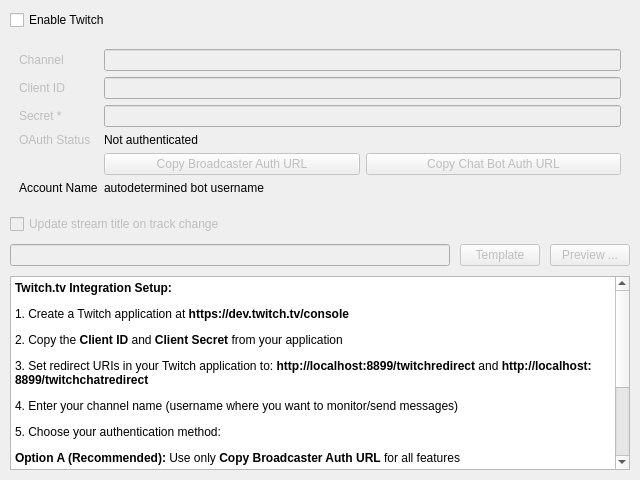
This is nowplaying/resources/ui/twitch.ui in whatsnowplaying/whats-now-playing as Qt 5 draws it before an edit. The edited form follows.
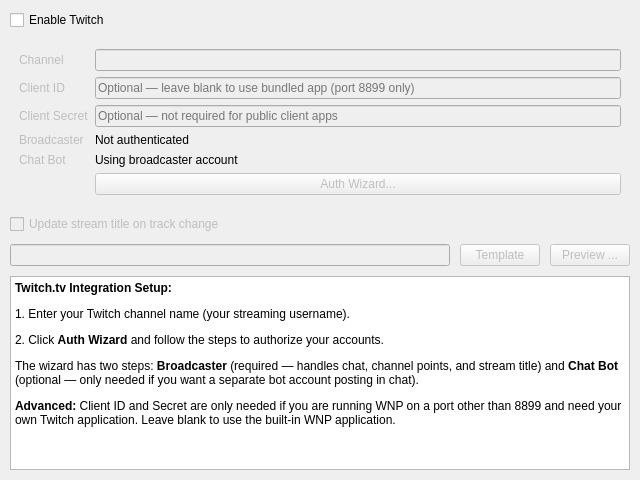
This is the edited form.

Commit message: feat: Twitch OAuth2 implicit grant for bundled client ID (#1775)

The edit to the form file:
```diff
--- a/nowplaying/resources/ui/twitch.ui
+++ b/nowplaying/resources/ui/twitch.ui
@@ -68,6 +68,9 @@
         <property name="enabled">
          <bool>false</bool>
         </property>
+        <property name="placeholderText">
+         <string>Optional — leave blank to use bundled app (port 8899 only)</string>
+        </property>
        </widget>
       </item>
       <item row="2" column="0">
@@ -76,7 +79,7 @@
          <bool>false</bool>
         </property>
         <property name="text">
-         <string>Secret *</string>
+         <string>Client Secret</string>
         </property>
        </widget>
       </item>
@@ -88,6 +91,9 @@
         <property name="echoMode">
          <enum>QLineEdit::Password</enum>
         </property>
+        <property name="placeholderText">
+         <string>Optional — not required for public client apps</string>
+        </property>
        </widget>
       </item>
       <item row="3" column="0">
@@ -96,7 +102,7 @@
          <bool>false</bool>
         </property>
         <property name="text">
-         <string>OAuth Status</string>
+         <string>Broadcaster</string>
         </property>
        </widget>
       </item>
@@ -110,53 +116,36 @@
         </property>
        </widget>
       </item>
+      <item row="4" column="0">
+       <widget class="QLabel" name="chat_label">
+        <property name="enabled">
+         <bool>false</bool>
+        </property>
+        <property name="text">
+         <string>Chat Bot</string>
+        </property>
+       </widget>
+      </item>
       <item row="4" column="1">
-       <layout class="QHBoxLayout" name="auth_buttons_layout">
-        <item>
-         <widget class="QPushButton" name="copy_broadcaster_auth_button">
-          <property name="enabled">
-           <bool>false</bool>
-          </property>
-          <property name="text">
-           <string>Copy Broadcaster Auth URL</string>
-          </property>
-          <property name="toolTip">
-           <string>Copy broadcaster authentication URL to clipboard. Use this for your main streaming account that will handle channel points redemptions and API access.</string>
-          </property>
-         </widget>
-        </item>
-        <item>
-         <widget class="QPushButton" name="copy_chat_auth_button">
-          <property name="enabled">
-           <bool>false</bool>
-          </property>
-          <property name="text">
-           <string>Copy Chat Bot Auth URL</string>
-          </property>
-          <property name="toolTip">
-           <string>Copy chat bot authentication URL to clipboard. Use this for a separate bot account that will only handle chat messages. Optional - leave empty to use broadcaster account for chat.</string>
-          </property>
-         </widget>
-        </item>
-       </layout>
-      </item>
-      <item row="5" column="0">
-       <widget class="QLabel" name="chatbot_username_label">
-        <property name="enabled">
-         <bool>true</bool>
-        </property>
+       <widget class="QLabel" name="chat_status_label">
         <property name="text">
-         <string>Account Name</string>
+         <string>Using broadcaster account</string>
+        </property>
+        <property name="textFormat">
+         <enum>Qt::PlainText</enum>
         </property>
        </widget>
       </item>
       <item row="5" column="1">
-       <widget class="QLabel" name="chatbot_username_line">
+       <widget class="QPushButton" name="authenticate_button">
+        <property name="enabled">
+         <bool>false</bool>
+        </property>
         <property name="text">
-         <string>autodetermined bot username</string>
+         <string>Auth Wizard...</string>
         </property>
-        <property name="textFormat">
-         <enum>Qt::PlainText</enum>
+        <property name="toolTip">
+         <string>Opens the wizard to authorize your Twitch accounts. Step 1: broadcaster account (required). Step 2: separate chat bot account (optional — skip to use the broadcaster account for chat).</string>
         </property>
        </widget>
       </item>
@@ -221,16 +210,10 @@
 li.checked::marker { content: &quot;\2612&quot;; }
 &lt;/style&gt;&lt;/head&gt;&lt;body&gt;
 &lt;p style=&quot;margin-top:12px; margin-bottom:12px; margin-left:0px; margin-right:0px; -qt-block-indent:0; text-indent:0px&quot;&gt;&lt;span style=&quot;font-weight: 700&quot;&gt;Twitch.tv Integration Setup:&lt;/span&gt;&lt;/p&gt;
-&lt;p style=&quot;margin-top:12px; margin-bottom:12px; margin-left:0px; margin-right:0px; -qt-block-indent:0; text-indent:0px&quot;&gt;1. Create a Twitch application at &lt;span style=&quot;font-weight: 700&quot;&gt;https://dev.twitch.tv/console&lt;/span&gt;&lt;/p&gt;
-&lt;p style=&quot;margin-top:12px; margin-bottom:12px; margin-left:0px; margin-right:0px; -qt-block-indent:0; text-indent:0px&quot;&gt;2. Copy the &lt;span style=&quot;font-weight: 700&quot;&gt;Client ID&lt;/span&gt; and &lt;span style=&quot;font-weight: 700&quot;&gt;Client Secret&lt;/span&gt; from your application&lt;/p&gt;
-&lt;p style=&quot;margin-top:12px; margin-bottom:12px; margin-left:0px; margin-right:0px; -qt-block-indent:0; text-indent:0px&quot;&gt;3. Set redirect URIs in your Twitch application to: &lt;span style=&quot;font-weight: 700&quot;&gt;http://localhost:8899/twitchredirect&lt;/span&gt; and &lt;span style=&quot;font-weight: 700&quot;&gt;http://localhost:8899/twitchchatredirect&lt;/span&gt;&lt;/p&gt;
-&lt;p style=&quot;margin-top:12px; margin-bottom:12px; margin-left:0px; margin-right:0px; -qt-block-indent:0; text-indent:0px&quot;&gt;4. Enter your channel name (username where you want to monitor/send messages)&lt;/p&gt;
-&lt;p style=&quot;margin-top:12px; margin-bottom:12px; margin-left:0px; margin-right:0px; -qt-block-indent:0; text-indent:0px&quot;&gt;5. Choose your authentication method:&lt;/p&gt;
-&lt;p style=&quot;margin-top:12px; margin-bottom:12px; margin-left:0px; margin-right:0px; -qt-block-indent:0; text-indent:0px&quot;&gt;&lt;span style=&quot;font-weight: 700&quot;&gt;Option A (Recommended):&lt;/span&gt; Use only &lt;span style=&quot;font-weight: 700&quot;&gt;Copy Broadcaster Auth URL&lt;/span&gt; for all features&lt;/p&gt;
-&lt;p style=&quot;margin-top:12px; margin-bottom:12px; margin-left:0px; margin-right:0px; -qt-block-indent:0; text-indent:0px&quot;&gt;&lt;span style=&quot;font-weight: 700&quot;&gt;Option B (Advanced):&lt;/span&gt; Use both buttons for separate bot/broadcaster accounts&lt;/p&gt;
-&lt;p style=&quot;margin-top:12px; margin-bottom:12px; margin-left:0px; margin-right:0px; -qt-block-indent:0; text-indent:0px&quot;&gt;6. Open each URL in your browser and complete the authorization&lt;/p&gt;
-&lt;p style=&quot;margin-top:12px; margin-bottom:12px; margin-left:0px; margin-right:0px; -qt-block-indent:0; text-indent:0px&quot;&gt;&lt;span style=&quot;font-weight: 700; color: #d32f2f&quot;&gt;⚠️ IMPORTANT:&lt;/span&gt;&lt;span style=&quot;color: #d32f2f&quot;&gt; For Option B, make sure you are logged into the correct account before using each URL: your main streaming account for broadcaster auth, and your bot account for chat auth.&lt;/span&gt;&lt;/p&gt;
-&lt;p style=&quot;margin-top:12px; margin-bottom:12px; margin-left:0px; margin-right:0px; -qt-block-indent:0; text-indent:0px&quot;&gt;OAuth2 provides secure authentication. The broadcaster token handles channel points and API access, while the optional chat token is only for chat messages.&lt;/p&gt;&lt;/body&gt;&lt;/html&gt;</string>
+&lt;p style=&quot;margin-top:12px; margin-bottom:12px; margin-left:0px; margin-right:0px; -qt-block-indent:0; text-indent:0px&quot;&gt;1. Enter your Twitch channel name (your streaming username).&lt;/p&gt;
+&lt;p style=&quot;margin-top:12px; margin-bottom:12px; margin-left:0px; margin-right:0px; -qt-block-indent:0; text-indent:0px&quot;&gt;2. Click &lt;span style=&quot;font-weight: 700&quot;&gt;Auth Wizard&lt;/span&gt; and follow the steps to authorize your accounts.&lt;/p&gt;
+&lt;p style=&quot;margin-top:12px; margin-bottom:12px; margin-left:0px; margin-right:0px; -qt-block-indent:0; text-indent:0px&quot;&gt;The wizard has two steps: &lt;span style=&quot;font-weight: 700&quot;&gt;Broadcaster&lt;/span&gt; (required — handles chat, channel points, and stream title) and &lt;span style=&quot;font-weight: 700&quot;&gt;Chat Bot&lt;/span&gt; (optional — only needed if you want a separate bot account posting in chat).&lt;/p&gt;
+&lt;p style=&quot;margin-top:12px; margin-bottom:12px; margin-left:0px; margin-right:0px; -qt-block-indent:0; text-indent:0px&quot;&gt;&lt;span style=&quot;font-weight: 700&quot;&gt;Advanced:&lt;/span&gt; Client ID and Secret are only needed if you are running WNP on a port other than 8899 and need your own Twitch application. Leave blank to use the built-in WNP application.&lt;/p&gt;&lt;/body&gt;&lt;/html&gt;</string>
      </property>
     </widget>
    </item>
```
Left out of the diff: 40 changed lines with no effect on the pictures. The commit also changes 15 other files.
